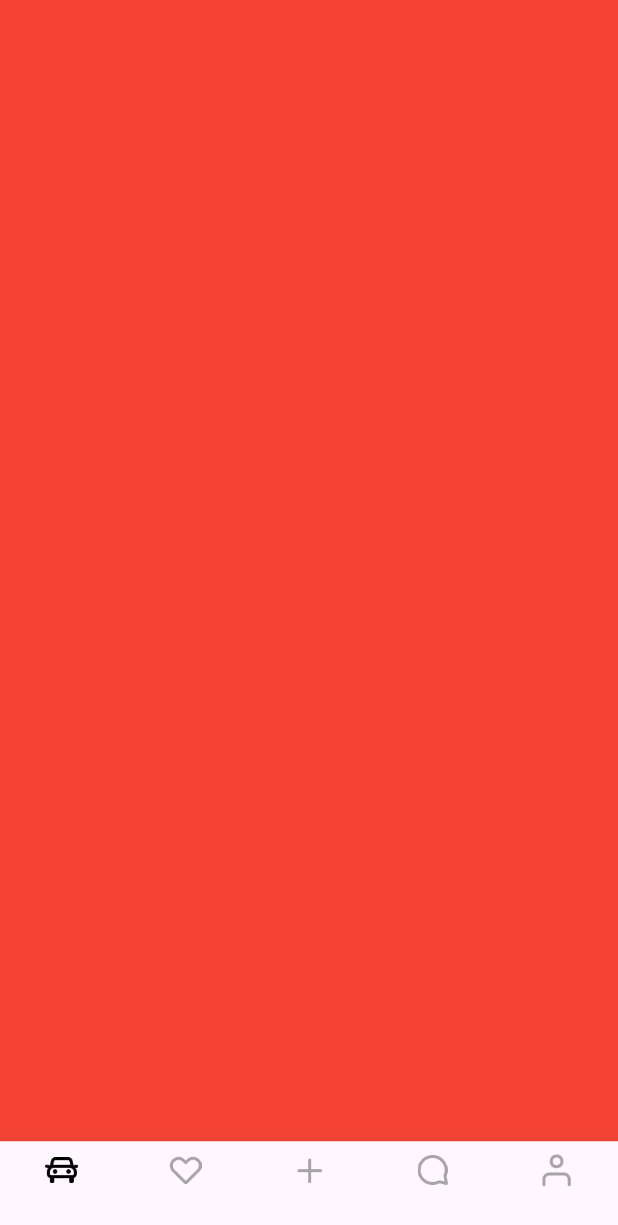
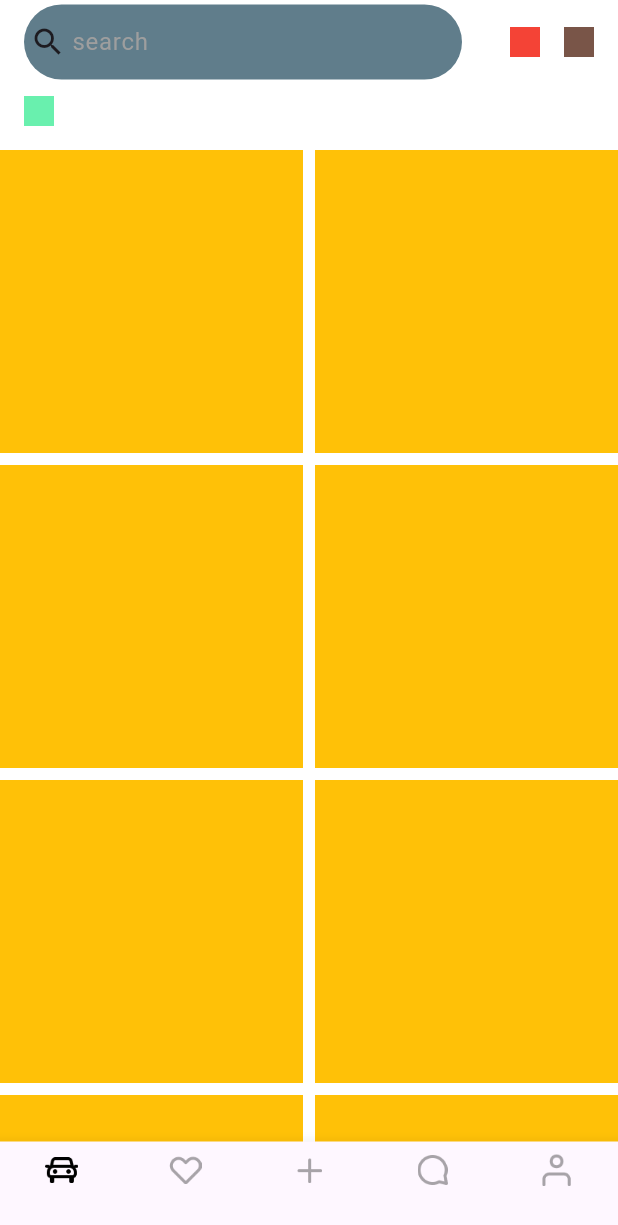
Before and after one commit to isaak330/carrentino_v2, a Flutter app: the screen it shows after launch, on a phone screen of 412 x 824 dp. Shown: the top 1225 px of the screen. Run offline on Flutter 3.47's test engine with Material 3 defaults, Android fonts, the phone set to English and light mode, and no system bars; our stand-ins replace go_router.

Commit message:
Поехала верстка главной

```diff
--- a/lib/app/screen/home/home_screen.dart
+++ b/lib/app/screen/home/home_screen.dart
@@ -1,3 +1,4 @@
+import 'package:carrentino_v2/app/widget/home/appbar/home_appbar.dart';
 import 'package:flutter/material.dart';
 
 class HomeScreen extends StatelessWidget {
@@ -5,6 +6,12 @@ class HomeScreen extends StatelessWidget {
 
   @override
   Widget build(BuildContext context) {
-    return  Container(height: 100,width: 100,color: Colors.red,);
+    return Scaffold(
+      backgroundColor: Colors.white,
+      body: CustomScrollView(slivers: [
+        HomeAppbar(),
+        SliverGrid.builder(gridDelegate: SliverGridDelegateWithFixedCrossAxisCount(crossAxisCount: 2,crossAxisSpacing: 8,mainAxisSpacing: 8), itemBuilder:(context, index) => Container(height: 100,width: 100, color: Colors.amber,))
+      ],),
+    );
   }
 }
--- /dev/null
+++ b/lib/app/widget/home/appbar/search_bar.dart
@@ -0,0 +1,33 @@
+import 'package:flutter/material.dart';
+
+class HomeSearchBar extends StatefulWidget {
+  const HomeSearchBar({super.key});
+
+  @override
+  State<HomeSearchBar> createState() => _HomeSearchBarState();
+}
+
+class _HomeSearchBarState extends State<HomeSearchBar> {
+  @override
+  Widget build(BuildContext context) {
+    return Container(
+      decoration: BoxDecoration(color: Colors.blueGrey, borderRadius: BorderRadius.circular(30)),
+      width: double.infinity,
+      height: 50,
+      child: Row(
+        children: [
+          Padding(padding: EdgeInsets.symmetric(horizontal: 4),child: Icon(Icons.search)),
+          Expanded(child: TextField(
+            cursorHeight: 25,
+            decoration: const InputDecoration(
+              border: InputBorder.none,
+              hintText: 'search',
+              hintStyle: TextStyle(color: Colors.grey)
+            ),
+          ))
+
+        ],
+      ),
+    );
+  }
+}
--- a/lib/main.dart
+++ b/lib/main.dart
@@ -10,6 +10,6 @@ class MainApp extends StatelessWidget {
 
   @override
   Widget build(BuildContext context) {
-    return MaterialApp.router(routerConfig: router);
+    return MaterialApp.router(routerConfig: router,debugShowCheckedModeBanner: false,);
   }
 }
--- a/pubspec.yaml
+++ b/pubspec.yaml
@@ -13,6 +13,7 @@ dependencies:
   flutter_bloc: ^9.1.0
   freezed: ^3.0.3
   go_router: ^14.8.1
+  standard_searchbar: ^2.1.1
 
 dev_dependencies:
   flutter_test:
```
Also changed, not shown: lib/app/widget/home/appbar/home_appbar.dart (added, +28 -0 lines), lib/app/widget/home/car_cell.dart (added, +14 -0 lines), pubspec.lock.
